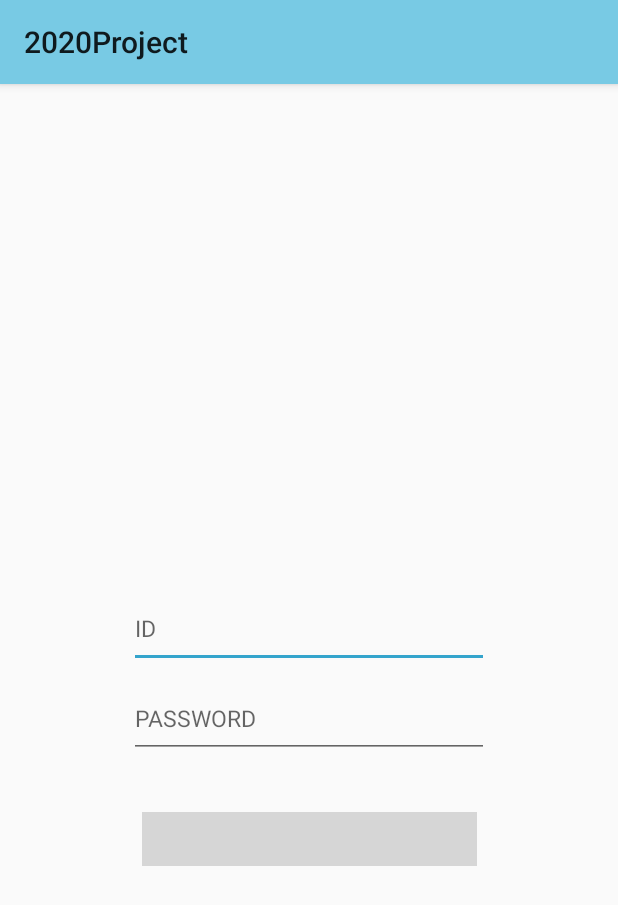
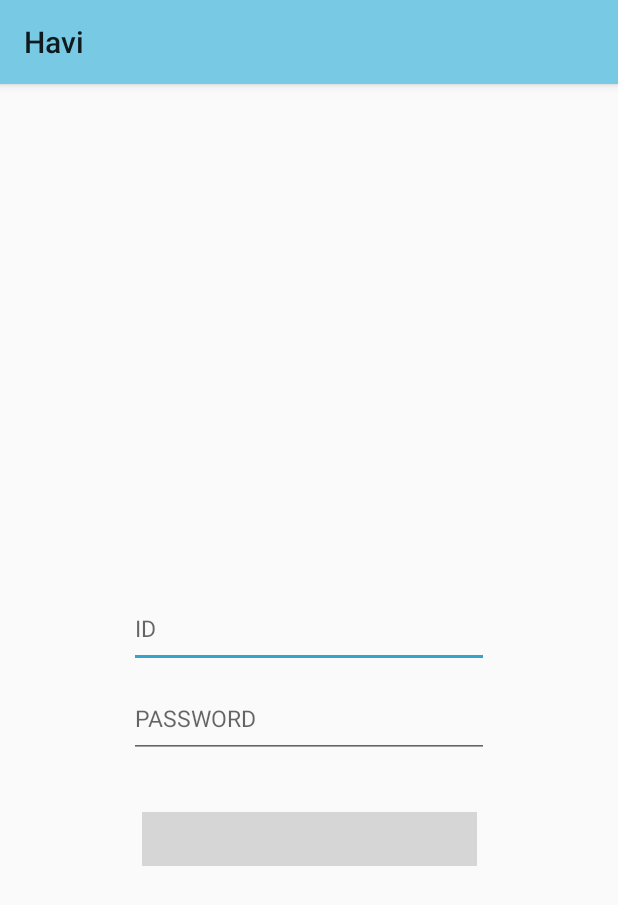
Before and after one commit to SongheeBack/2020Project, an Android app: the screen it shows after launch (LoginActivity), on a phone screen of 412 x 824 dp. Shown: the top 905 px of the screen. Run offline under Robolectric (Android 15) with nearby library versions, the phone set to English and light mode, and no system bars; grey boxes are pictures that could not be loaded.

Commit message:
ui 수정중

```diff
--- /dev/null
+++ b/app/src/main/res/values-v21/styles.xml
@@ -0,0 +1,18 @@
+<?xml version="1.0" encoding="utf-8"?>
+<resources xmlns:tools="http://schemas.android.com/tools">
+
+    <style name="AppTheme" parent="Theme.AppCompat.Light.DarkActionBar">
+        <!-- Customize your theme here. -->
+        <item name="colorPrimary">@color/colorPrimary</item>
+        <item name="colorPrimaryDark">@color/colorPrimaryDark</item>
+        <item name="colorAccent">@color/colorAccent</item>
+        <item name="actionBarTheme">@color/actBase</item>
+        <item name="android:statusBarColor" tools:targetApi="lollipop">@color/black</item>
+    </style>
+
+    <style name="EditTheme" parent="Theme.AppCompat.Light.NoActionBar">
+        <item name="colorAccent">@color/actBase</item>
+        <item name="colorControlNormal">@color/baseSkyBlue</item>
+    </style>
+
+</resources>
--- a/app/src/main/res/values/strings.xml
+++ b/app/src/main/res/values/strings.xml
@@ -1,5 +1,5 @@
 <resources>
-    <string name="app_name">2020Project</string>
+    <string name="app_name">Havi</string>
 
     <!-- TODO: Remove or change this placeholder text -->
     <string name="hello_blank_fragment">Hello blank fragment</string>
```
